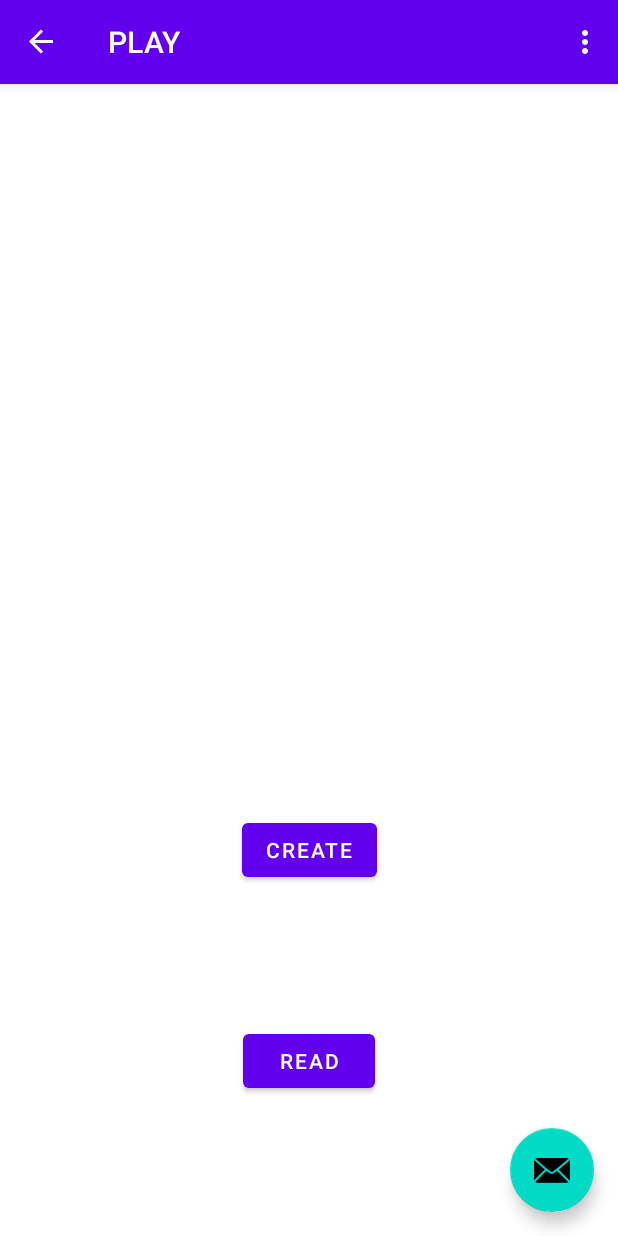
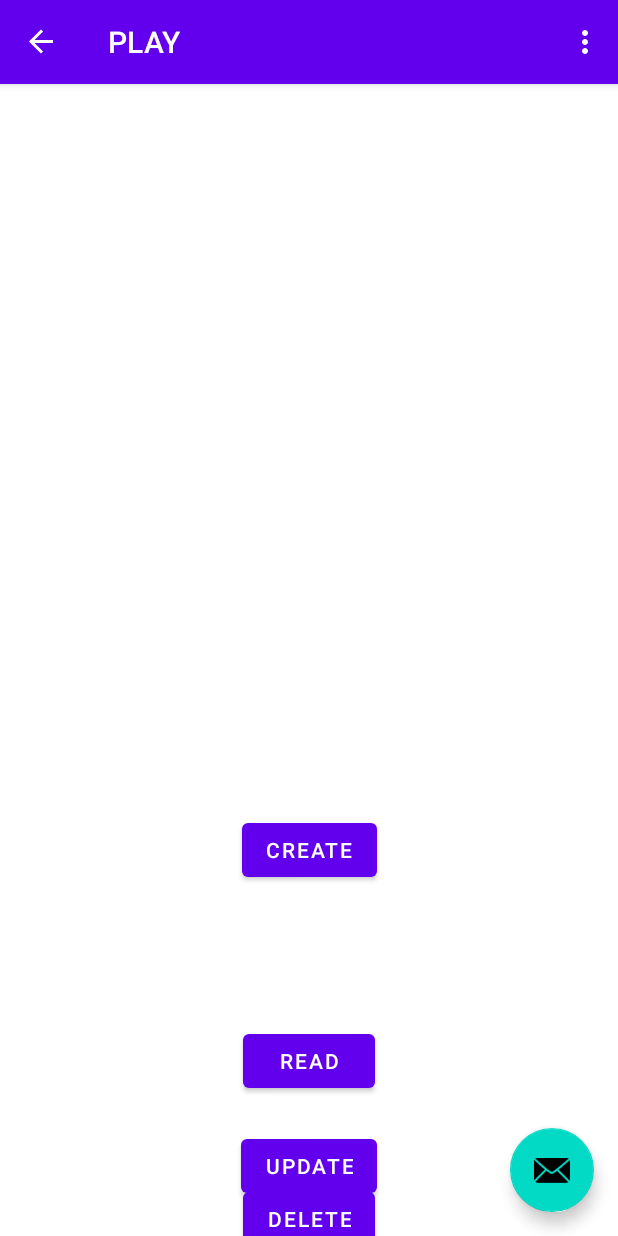
Before and after one commit to gzimpfer90/Project5236, an Android app: the PlayCRUDFragment screen opened through its navigation route, on a phone screen of 412 x 824 dp. Run offline under Robolectric (Android 15) with nearby library versions, the phone set to English and light mode, and no system bars; our stand-ins replace Firebase (no records; nobody signed in at launch, a user with empty details on screens opened directly), navigation-ui.

Commit message:
Adds update and delete

```diff
--- a/app/src/main/res/layout/fragment_play_crud.xml
+++ b/app/src/main/res/layout/fragment_play_crud.xml
@@ -35,4 +35,24 @@
         app:layout_constraintStart_toStartOf="parent"
         app:layout_constraintTop_toBottomOf="@id/button_create"/>
 
+    <Button
+        android:id="@+id/button_update"
+        android:layout_width="wrap_content"
+        android:layout_height="wrap_content"
+        android:text="@string/update"
+        app:layout_constraintBottom_toBottomOf="parent"
+        app:layout_constraintEnd_toEndOf="parent"
+        app:layout_constraintStart_toStartOf="parent"
+        app:layout_constraintTop_toBottomOf="@id/button_read"/>
+
+    <Button
+        android:id="@+id/button_delete"
+        android:layout_width="wrap_content"
+        android:layout_height="wrap_content"
+        android:text="@string/delete"
+        app:layout_constraintBottom_toBottomOf="parent"
+        app:layout_constraintEnd_toEndOf="parent"
+        app:layout_constraintStart_toStartOf="parent"
+        app:layout_constraintTop_toBottomOf="@id/button_update"/>
+
 </androidx.constraintlayout.widget.ConstraintLayout>
--- a/app/src/main/res/values/strings.xml
+++ b/app/src/main/res/values/strings.xml
@@ -14,6 +14,8 @@
     <string name="back">BACK</string>
     <string name="create">CREATE</string>
     <string name="read">READ</string>
+    <string name="update">UPDATE</string>
+    <string name="delete">DELETE</string>
     <!-- TODO: Remove or change this placeholder text -->
     <string name="hello_blank_fragment">Hello blank fragment</string>
 
```
Also changed, not shown: app/src/main/java/com/example/project5236/PlayCRUDFragment.java (+55 -7 lines).
